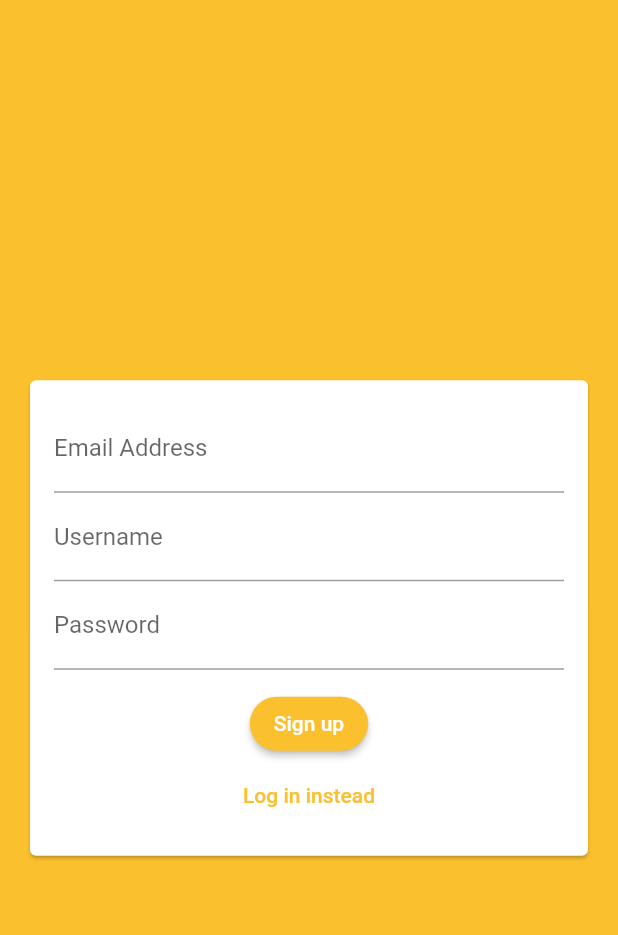
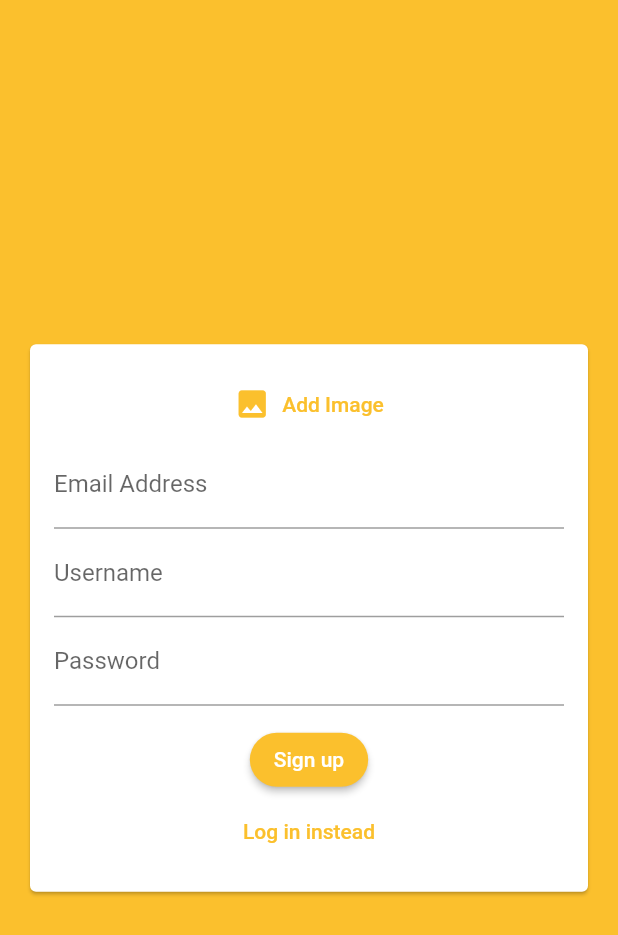
Before and after one commit to dondonjedd/chat-app, a Flutter app: the screen it shows after launch, after a tap on "Login", after a tap on "Create new account", on a phone screen of 412 x 824 dp. Shown: the top 935 px of the screen. Run offline on Flutter 3.47's test engine with Material 2 defaults, Android fonts, the phone set to English and light mode, and no system bars; our stand-ins replace cloud_firestore, firebase_auth, firebase_core, image_picker; accounts and stored records are empty.

Commit message:
create image input UI when signing up

```diff
--- a/lib/widgets/auth_form.dart
+++ b/lib/widgets/auth_form.dart
@@ -1,3 +1,4 @@
+import 'package:chat_app/widgets/image_picker.dart';
 import 'package:flutter/material.dart';
 
 class AuthForm extends StatefulWidget {
@@ -54,6 +55,7 @@ class _AuthFormState extends State<AuthForm> {
                 child: Column(
                   mainAxisSize: MainAxisSize.min,
                   children: [
+                    if (!_loginMode) const ImageInput(),
                     TextFormField(
                       key: const ValueKey('email'),
                       validator: (value) {
--- /dev/null
+++ b/lib/widgets/image_picker.dart
@@ -0,0 +1,47 @@
+import 'dart:io';
+
+import 'package:flutter/material.dart';
+import 'package:image_picker/image_picker.dart';
+
+class ImageInput extends StatefulWidget {
+  const ImageInput({super.key});
+
+  @override
+  State<ImageInput> createState() => ImageInputState();
+}
+
+class ImageInputState extends State<ImageInput> {
+  File? _pickedImage;
+
+  @override
+  Widget build(BuildContext context) {
+    void _pickImage() async {
+      final picker = ImagePicker();
+      final pickedImage = await picker.pickImage(source: ImageSource.camera);
+      if (pickedImage == null) {
+        return;
+      }
+      final pickedImageFile = File(pickedImage.path);
+      setState(() {
+        _pickedImage = pickedImageFile;
+      });
+    }
+
+    return Column(
+      children: [
+        if (_pickedImage != null)
+          CircleAvatar(
+            radius: 40,
+            backgroundColor: Colors.transparent,
+            backgroundImage:
+                _pickedImage != null ? FileImage(_pickedImage!) : null,
+          ),
+        TextButton.icon(
+          onPressed: _pickImage,
+          icon: const Icon(Icons.image),
+          label: const Text('Add Image'),
+        ),
+      ],
+    );
+  }
+}
--- a/pubspec.yaml
+++ b/pubspec.yaml
@@ -38,6 +38,7 @@ dependencies:
   cupertino_icons: ^1.0.2
   cloud_firestore: ^4.3.1
   firebase_auth: ^4.2.5
+  image_picker: ^0.8.6+1
 
 dev_dependencies:
   flutter_test:
```
Also changed, not shown: pubspec.lock.
